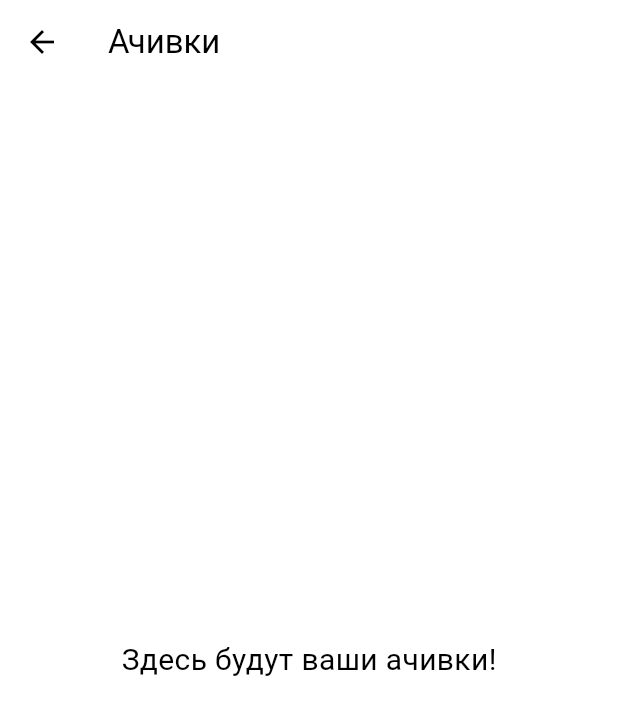
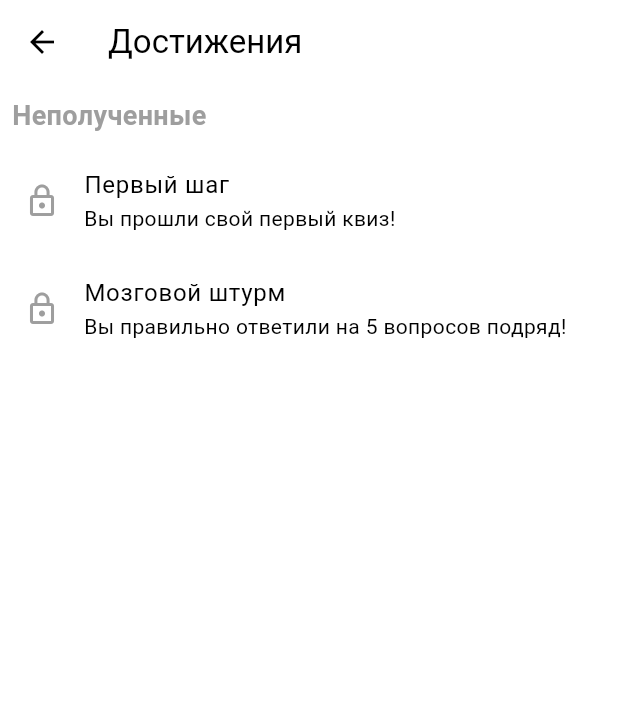
Before and after one commit to TwiLightDM/neoflex_quest, a Flutter app: the AchievementsPage screen opened by its route, on a phone screen of 412 x 824 dp. Shown: the top 715 px of the screen. Run offline on Flutter 3.47's test engine with Material 3 defaults, Android fonts, the phone set to English and light mode, and no system bars; our stand-ins replace flutter_svg, lottie, shared_preferences, sqflite; accounts and stored records are empty.

Commit message:
+ ачивки

```diff
--- /dev/null
+++ b/lib/assets/data/achievements.json
@@ -0,0 +1,14 @@
+[
+    {
+      "id": "first_quiz",
+      "title": "Первый шаг",
+      "description": "Вы прошли свой первый квиз!",
+      "unlocked": false
+    },
+    {
+      "id": "five_correct",
+      "title": "Мозговой штурм",
+      "description": "Вы правильно ответили на 5 вопросов подряд!",
+      "unlocked": false
+    }
+  ]
--- a/lib/models/achievement.dart
+++ b/lib/models/achievement.dart
@@ -1,7 +1,51 @@
 class Achievement {
+  final String id;
   final String title;
   final String description;
-  final bool unlocked;
+  bool unlocked;
 
-  Achievement({required this.title, required this.description, this.unlocked = false});
+  Achievement({
+    required this.id,
+    required this.title,
+    required this.description,
+    this.unlocked = false,
+  });
+
+  factory Achievement.fromJson(Map<String, dynamic> json) {
+    return Achievement(
+      id: json['id'] as String,
+      title: json['title'] as String,
+      description: json['description'] as String,
+      unlocked: json['unlocked'] as bool? ?? false,
+    );
+  }
+
+  /// Возвращает копию объекта с опциональным изменением полей
+  Achievement copyWith({
+    String? id,
+    String? title,
+    String? description,
+    bool? unlocked,
+  }) {
+    return Achievement(
+      id: id ?? this.id,
+      title: title ?? this.title,
+      description: description ?? this.description,
+      unlocked: unlocked ?? this.unlocked,
+    );
+  }
+
+  /// Устанавливает достижение как разблокированное
+  void unlock() {
+    unlocked = true;
+  }
+
+  Map<String, dynamic> toJson() {
+    return {
+      'id': id,
+      'title': title,
+      'description': description,
+      'unlocked': unlocked,
+    };
+  }
 }
--- a/lib/pages/achievements_page.dart
+++ b/lib/pages/achievements_page.dart
@@ -1,11 +1,72 @@
 import 'package:flutter/material.dart';
+import '../models/achievement.dart';
+import '../services/achievement_service.dart'; // путь к AchievementService
 
-class AchievementsPage extends StatelessWidget {
+class AchievementsPage extends StatefulWidget {
+  const AchievementsPage({super.key});
+
+  @override
+  State<AchievementsPage> createState() => _AchievementsPageState();
+}
+
+class _AchievementsPageState extends State<AchievementsPage> {
+  List<Achievement> _achievements = [];
+
+  @override
+  void initState() {
+    super.initState();
+    _loadAchievements();
+  }
+
+  Future<void> _loadAchievements() async {
+    await AchievementService.init();
+    setState(() {
+      _achievements = AchievementService.all; // или .unlockedAchievements, если нужны только открытые
+    });
+  }
+
   @override
   Widget build(BuildContext context) {
+    final unlocked = _achievements.where((a) => a.unlocked).toList();
+    final locked = _achievements.where((a) => !a.unlocked).toList();
+
     return Scaffold(
-      appBar: AppBar(title: Text("Ачивки")),
-      body: Center(child: Text("Здесь будут ваши ачивки!", style: TextStyle(fontSize: 20))),
+      appBar: AppBar(title: const Text('Достижения')),
+      body: ListView(
+        children: [
+          if (unlocked.isNotEmpty) ...[
+            const Padding(
+              padding: EdgeInsets.all(8.0),
+              child: Text(
+                'Разблокированные',
+                style: TextStyle(fontSize: 18, fontWeight: FontWeight.bold),
+              ),
+            ),
+            ...unlocked.map((achievement) => _buildAchievementTile(achievement)),
+          ],
+          if (locked.isNotEmpty) ...[
+            const Padding(
+              padding: EdgeInsets.all(8.0),
+              child: Text(
+                'Неполученные',
+                style: TextStyle(fontSize: 18, fontWeight: FontWeight.bold, color: Colors.grey),
+              ),
+            ),
+            ...locked.map((achievement) => _buildAchievementTile(achievement)),
+          ]
+        ],
+      ),
+    );
+  }
+
+  Widget _buildAchievementTile(Achievement achievement) {
+    return ListTile(
+      leading: Icon(
+        achievement.unlocked ? Icons.emoji_events : Icons.lock_outline,
+        color: achievement.unlocked ? Colors.amber : Colors.grey,
+      ),
+      title: Text(achievement.title),
+      subtitle: Text(achievement.description),
     );
   }
 }
--- /dev/null
+++ b/lib/services/achievement_service.dart
@@ -0,0 +1,53 @@
+import 'dart:convert';
+import 'package:flutter/services.dart';
+import 'package:flutter/material.dart';
+import 'package:shared_preferences/shared_preferences.dart';
+
+import '../models/achievement.dart';
+
+class AchievementService {
+  static final List<Achievement> _achievements = [];
+  static const _unlockedKey = 'unlocked_achievements';
+
+  static Future<void> init() async {
+    // 1. Загружаем список достижений из assets
+    final String data = await rootBundle.loadString('lib/assets/data/achievements.json');
+    final List<dynamic> jsonResult = json.decode(data);
+
+    // 2. Загружаем сохранённые unlocked-флаги
+    final SharedPreferences prefs = await SharedPreferences.getInstance();
+    final List<String> unlockedIds = prefs.getStringList(_unlockedKey) ?? [];
+
+    // 3. Комбинируем данные
+    _achievements.clear();
+    _achievements.addAll(jsonResult.map((e) {
+      final achievement = Achievement.fromJson(e);
+      if (unlockedIds.contains(achievement.id)) {
+        achievement.unlock();
+      }
+      return achievement;
+    }));
+  }
+
+  static Future<void> unlock(BuildContext context, String id) async {
+    final index = _achievements.indexWhere((a) => a.id == id);
+    if (index != -1 && !_achievements[index].unlocked) {
+      _achievements[index].unlock();
+
+      // Сохраняем в SharedPreferences
+      final SharedPreferences prefs = await SharedPreferences.getInstance();
+      final List<String> unlockedIds = prefs.getStringList(_unlockedKey) ?? [];
+      unlockedIds.add(id);
+      await prefs.setStringList(_unlockedKey, unlockedIds);
+
+      ScaffoldMessenger.of(context).showSnackBar(
+        SnackBar(content: Text('🎉 Достижение разблокировано: ${_achievements[index].title}')),
+      );
+    }
+  }
+
+  static List<Achievement> get unlockedAchievements =>
+      _achievements.where((a) => a.unlocked).toList();
+
+  static List<Achievement> get all => List.unmodifiable(_achievements);
+}
```
Also changed, not shown: lib/pages/quiz_page.dart (+6 -1 lines).
